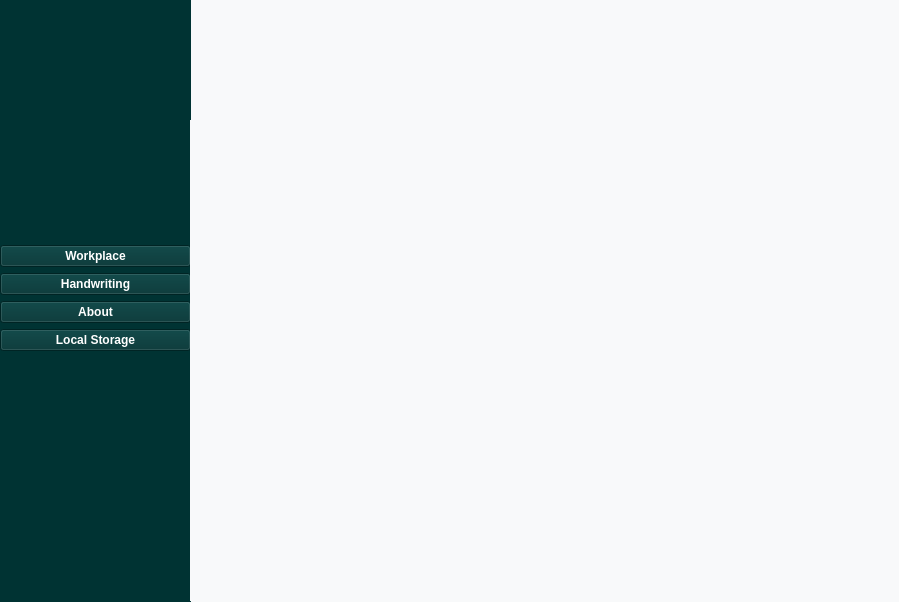
Qt form Thesis.ui (jaypeepeep/SC-Beta-VAE-GAN) before a commit.
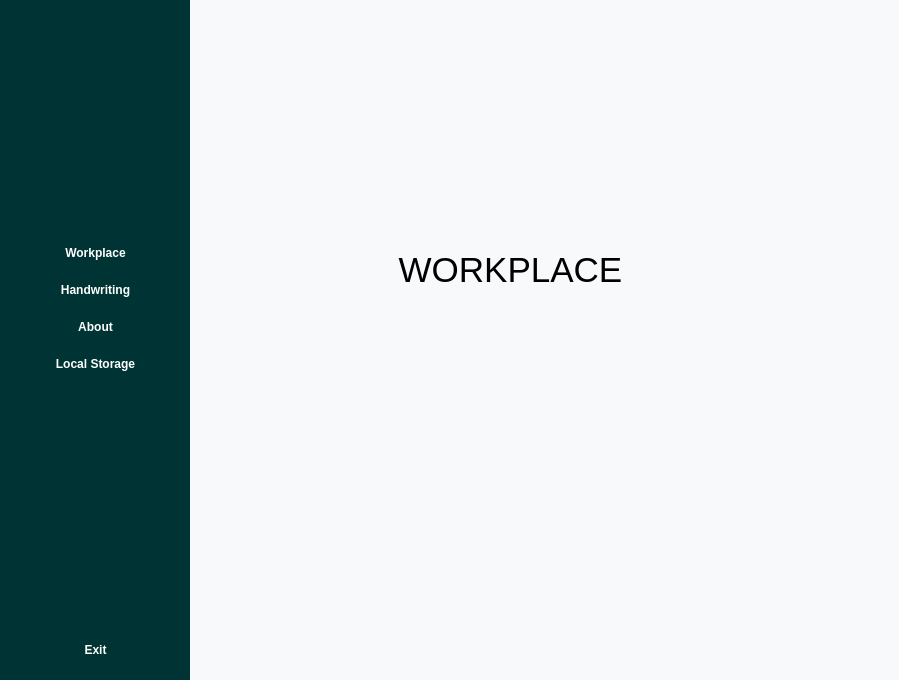
The same form after that commit. Icons and pictures are not drawn.

The edit to the form file:
```diff
--- a/Thesis.ui
+++ b/Thesis.ui
@@ -7,7 +7,7 @@
     <x>0</x>
     <y>0</y>
     <width>899</width>
-    <height>602</height>
+    <height>680</height>
    </rect>
   </property>
   <property name="windowTitle">
@@ -29,7 +29,7 @@
       <x>0</x>
       <y>0</y>
       <width>191</width>
-      <height>621</height>
+      <height>681</height>
      </rect>
     </property>
     <property name="palette">
@@ -546,7 +546,7 @@
        <x>0</x>
        <y>0</y>
        <width>191</width>
-       <height>609</height>
+       <height>661</height>
       </rect>
      </property>
      <layout class="QVBoxLayout" name="verticalLayout_2">
@@ -558,7 +558,7 @@
         <property name="sizeHint" stdset="0">
          <size>
           <width>20</width>
-          <height>18</height>
+          <height>50</height>
          </size>
         </property>
        </spacer>
@@ -617,13 +617,16 @@
         <property name="sizeHint" stdset="0">
          <size>
           <width>20</width>
-          <height>18</height>
+          <height>50</height>
          </size>
         </property>
        </spacer>
       </item>
       <item>
        <layout class="QVBoxLayout" name="verticalLayout">
+        <property name="spacing">
+         <number>15</number>
+        </property>
         <item>
          <widget class="QPushButton" name="workplaceButton">
           <property name="font">
@@ -634,6 +637,9 @@
           <property name="cursor">
            <cursorShape>PointingHandCursor</cursorShape>
           </property>
+          <property name="layoutDirection">
+           <enum>Qt::LayoutDirection::LeftToRight</enum>
+          </property>
           <property name="text">
            <string>Workplace</string>
           </property>
@@ -654,6 +660,9 @@
           <property name="autoExclusive">
            <bool>true</bool>
           </property>
+          <property name="flat">
+           <bool>true</bool>
+          </property>
          </widget>
         </item>
         <item>
@@ -692,6 +701,9 @@
           <property name="autoExclusive">
            <bool>true</bool>
           </property>
+          <property name="flat">
+           <bool>true</bool>
+          </property>
          </widget>
         </item>
         <item>
@@ -726,6 +738,9 @@
           <property name="autoExclusive">
            <bool>true</bool>
           </property>
+          <property name="flat">
+           <bool>true</bool>
+          </property>
          </widget>
         </item>
         <item>
@@ -760,6 +775,9 @@
           <property name="autoExclusive">
            <bool>true</bool>
           </property>
+          <property name="flat">
+           <bool>true</bool>
+          </property>
          </widget>
         </item>
        </layout>
@@ -777,6 +795,43 @@
         </property>
        </spacer>
       </item>
+      <item>
+       <widget class="QPushButton" name="pushButton_2">
+        <property name="font">
+         <font>
+          <bold>true</bold>
+         </font>
+        </property>
+        <property name="cursor">
+         <cursorShape>PointingHandCursor</cursorShape>
+        </property>
+        <property name="text">
+         <string>Exit</string>
+        </property>
+        <property name="icon">
+         <iconset resource="resource.qrc">
+          <normaloff>:/icons/icons/local inactive.png</normaloff>
+          <normalon>:/icons/icons/local active.png</normalon>
+          <activeoff>:/icons/icons/local inactive.png</activeoff>
+          <activeon>:/icons/icons/local active.png</activeon>:/icons/icons/local inactive.png</iconset>
+        </property>
+        <property name="iconSize">
+         <size>
+          <width>30</width>
+          <height>30</height>
+         </size>
+        </property>
+        <property name="checkable">
+         <bool>true</bool>
+        </property>
+        <property name="autoExclusive">
+         <bool>true</bool>
+        </property>
+        <property name="flat">
+         <bool>true</bool>
+        </property>
+       </widget>
+      </item>
      </layout>
     </widget>
    </widget>
@@ -784,41 +839,77 @@
     <property name="geometry">
      <rect>
       <x>190</x>
-      <y>120</y>
+      <y>0</y>
       <width>711</width>
-      <height>481</height>
+      <height>681</height>
      </rect>
     </property>
-    <property name="cursor">
-     <cursorShape>PointingHandCursor</cursorShape>
-    </property>
-    <property name="layoutDirection">
-     <enum>Qt::LayoutDirection::LeftToRight</enum>
-    </property>
     <property name="currentIndex">
      <number>0</number>
     </property>
-    <widget class="QWidget" name="page"/>
-    <widget class="QWidget" name="page_2"/>
-   </widget>
-   <widget class="QLabel" name="label_2">
-    <property name="geometry">
-     <rect>
-      <x>490</x>
-      <y>20</y>
-      <width>91</width>
-      <height>81</height>
-     </rect>
-    </property>
-    <property name="text">
-     <string/>
-    </property>
-    <property name="pixmap">
-     <pixmap resource="resource.qrc">:/icons/icons/green logo.png</pixmap>
-    </property>
-    <property name="scaledContents">
-     <bool>true</bool>
-    </property>
+    <widget class="QWidget" name="Workplace">
+     <widget class="QLabel" name="label_2">
+      <property name="geometry">
+       <rect>
+        <x>180</x>
+        <y>230</y>
+        <width>281</width>
+        <height>81</height>
+       </rect>
+      </property>
+      <property name="layoutDirection">
+       <enum>Qt::LayoutDirection::LeftToRight</enum>
+      </property>
+      <property name="text">
+       <string>&lt;html&gt;&lt;head/&gt;&lt;body&gt;&lt;p align=&quot;center&quot;&gt;&lt;span style=&quot; font-size:26pt;&quot;&gt;WORKPLACE&lt;/span&gt;&lt;/p&gt;&lt;/body&gt;&lt;/html&gt;</string>
+      </property>
+     </widget>
+    </widget>
+    <widget class="QWidget" name="LocalStorage">
+     <widget class="QLabel" name="StorageLabel">
+      <property name="geometry">
+       <rect>
+        <x>190</x>
+        <y>180</y>
+        <width>281</width>
+        <height>131</height>
+       </rect>
+      </property>
+      <property name="text">
+       <string>&lt;html&gt;&lt;head/&gt;&lt;body&gt;&lt;p align=&quot;center&quot;&gt;&lt;span style=&quot; font-size:26pt;&quot;&gt;LOCAL STORAGE&lt;/span&gt;&lt;/p&gt;&lt;/body&gt;&lt;/html&gt;</string>
+      </property>
+     </widget>
+    </widget>
+    <widget class="QWidget" name="About">
+     <widget class="QLabel" name="AboutLabel">
+      <property name="geometry">
+       <rect>
+        <x>300</x>
+        <y>180</y>
+        <width>131</width>
+        <height>91</height>
+       </rect>
+      </property>
+      <property name="text">
+       <string>&lt;html&gt;&lt;head/&gt;&lt;body&gt;&lt;p align=&quot;center&quot;&gt;&lt;span style=&quot; font-size:26pt;&quot;&gt;ABOUT&lt;/span&gt;&lt;/p&gt;&lt;/body&gt;&lt;/html&gt;</string>
+      </property>
+     </widget>
+    </widget>
+    <widget class="QWidget" name="Handwriting">
+     <widget class="QLabel" name="HandwritingLabel">
+      <property name="geometry">
+       <rect>
+        <x>210</x>
+        <y>210</y>
+        <width>271</width>
+        <height>91</height>
+       </rect>
+      </property>
+      <property name="text">
+       <string>&lt;html&gt;&lt;head/&gt;&lt;body&gt;&lt;p align=&quot;center&quot;&gt;&lt;span style=&quot; font-size:26pt;&quot;&gt;HANDWRITING&lt;/span&gt;&lt;/p&gt;&lt;/body&gt;&lt;/html&gt;</string>
+      </property>
+     </widget>
+    </widget>
    </widget>
   </widget>
  </widget>
```
Left out of the diff: 2 changed lines with no effect on the pictures.
